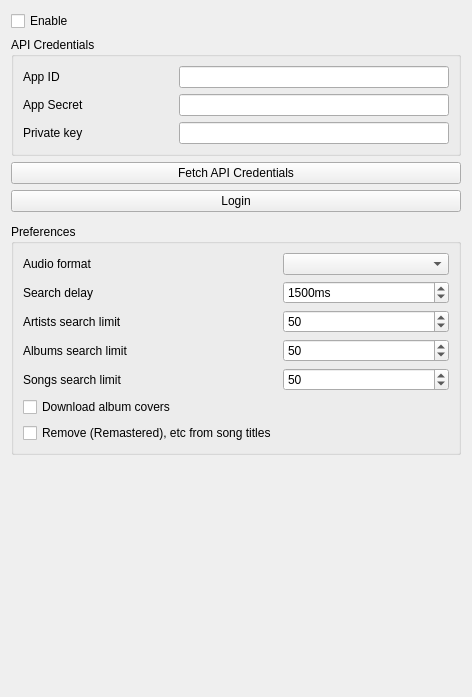
RoundSalmon4/blended-strawberry, file src/settings/qobuzsettingspage.ui: the form before one commit.
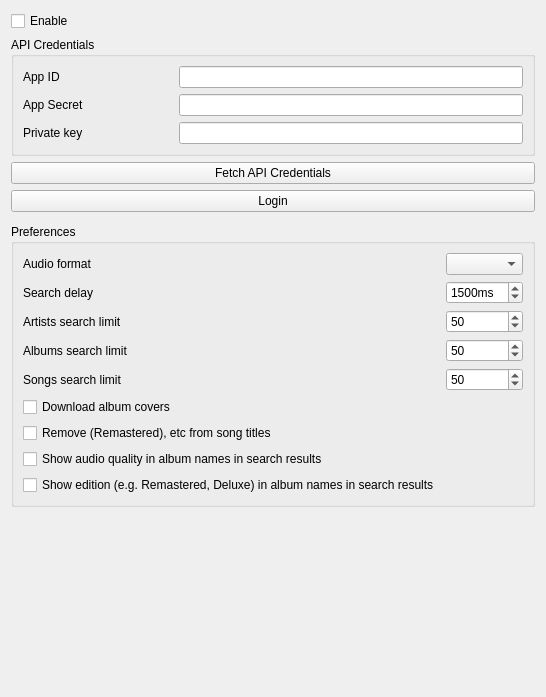
The form after the commit. Icons and pictures are not drawn. Custom widgets are drawn as their Qt base class.

What changed in the file:
```diff
--- a/src/settings/qobuzsettingspage.ui
+++ b/src/settings/qobuzsettingspage.ui
@@ -220,6 +220,20 @@
         </property>
        </widget>
       </item>
+      <item row="9" column="0">
+       <widget class="QCheckBox" name="checkbox_show_search_album_quality">
+        <property name="text">
+         <string>Show audio quality in album names in search results</string>
+        </property>
+       </widget>
+      </item>
+      <item row="10" column="0">
+       <widget class="QCheckBox" name="checkbox_show_search_album_edition">
+        <property name="text">
+         <string>Show edition (e.g. Remastered, Deluxe) in album names in search results</string>
+        </property>
+       </widget>
+      </item>
      </layout>
     </widget>
    </item>
```
Left out of the diff: 2 changed lines with no effect on the pictures.
